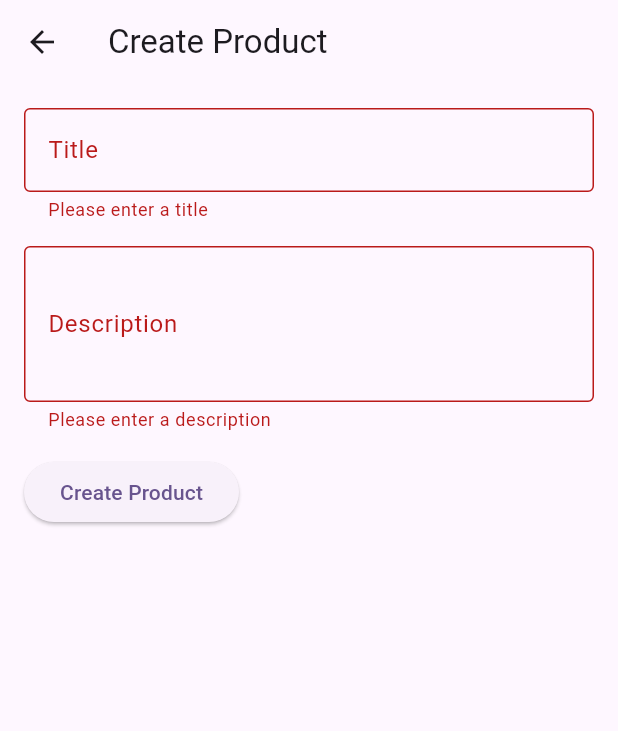
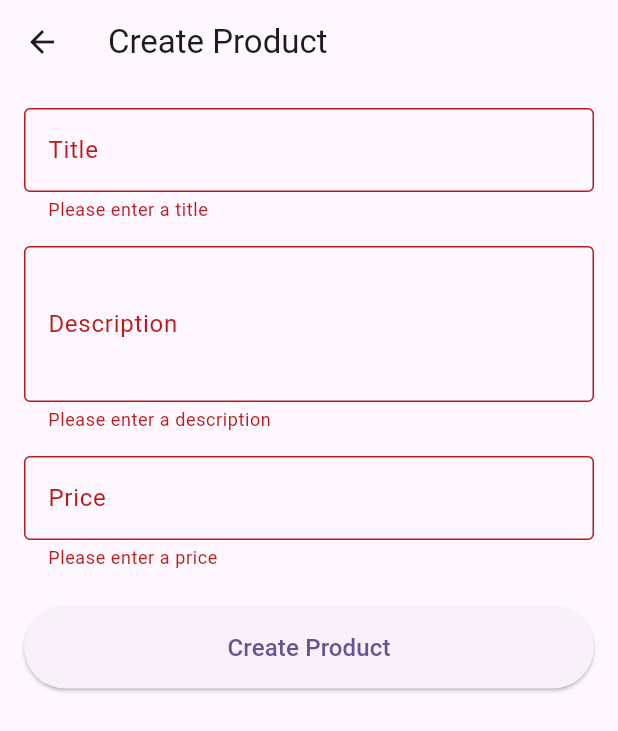
Before and after one commit to yuriivydai34/flutter_app_acc_store1, a Flutter app: the CreateProductScreen screen opened directly, after a tap on "Create Product", on a phone screen of 412 x 824 dp. Shown: the top 731 px of the screen. Run offline on Flutter 3.47's test engine with Material 3 defaults, Android fonts, the light colour scheme and no system bars; our stand-ins replace flutter_dotenv, image_picker, shared_preferences; accounts and stored records are empty; network calls fail.

Commit message:
price fix

```diff
--- a/lib/models/order.dart
+++ b/lib/models/order.dart
@@ -5,12 +5,14 @@ class Order {
   final int productId;
   final String? cashReceiptId;
   final Product? product;
+  final double price;
 
   Order({
     required this.id,
     required this.productId,
     this.cashReceiptId,
     this.product,
+    required this.price,
   });
 
   factory Order.fromJson(Map<String, dynamic> json) {
@@ -19,6 +21,7 @@ class Order {
       productId: json['product']?['id'] as int? ?? 0,
       cashReceiptId: json['cash_receipt_id'] as String?,
       product: json['product'] != null ? Product.fromJson(json['product']) : null,
+      price: (json['price'] as num?)?.toDouble() ?? 0.0,
     );
   }
 
@@ -27,6 +30,7 @@ class Order {
       'id': id,
       'product_id': productId,
       'cash_receipt_id': cashReceiptId,
+      'price': price,
     };
   }
 }
--- a/lib/screens/cart_screen.dart
+++ b/lib/screens/cart_screen.dart
@@ -116,7 +116,7 @@ class _CartScreenState extends State<CartScreen> {
                                             child: const Icon(Icons.image_not_supported),
                                           ),
                                     title: Text(product?.title ?? 'Loading...'),
-                                    subtitle: Text('\$${product?.price.toStringAsFixed(2) ?? '0.00'}'),
+                                    subtitle: Text('\$${order.price.toStringAsFixed(2)}'),
                                     trailing: IconButton(
                                       icon: const Icon(Icons.delete),
                                       onPressed: () async {
--- a/lib/screens/create_product_screen.dart
+++ b/lib/screens/create_product_screen.dart
@@ -18,6 +18,7 @@ class _CreateProductScreenState extends State<CreateProductScreen> {
   final _formKey = GlobalKey<FormState>();
   final _titleController = TextEditingController();
   final _descriptionController = TextEditingController();
+  final _priceController = TextEditingController();
   bool _isLoading = false;
   String? _errorMessage;
 
@@ -35,9 +36,11 @@ class _CreateProductScreenState extends State<CreateProductScreen> {
       });
 
       try {
+        final price = double.tryParse(_priceController.text) ?? 0.0;
         await _productService.createProduct(
           _titleController.text,
           _descriptionController.text,
+          price,
         );
         if (mounted) {
           Navigator.of(context).pop(true); // Return true to indicate success
@@ -45,8 +48,13 @@ class _CreateProductScreenState extends State<CreateProductScreen> {
       } catch (e) {
         setState(() {
           _errorMessage = e.toString();
+        });
+      } finally {
+        if (mounted) {
+          setState(() {
             _isLoading = false;
           });
+        }
       }
     }
   }
@@ -57,7 +65,31 @@ class _CreateProductScreenState extends State<CreateProductScreen> {
       appBar: AppBar(
         title: const Text('Create Product'),
       ),
-      body: Padding(
+      body: _isLoading
+          ? const Center(child: CircularProgressIndicator())
+          : _errorMessage != null
+              ? Center(
+                  child: Column(
+                    mainAxisAlignment: MainAxisAlignment.center,
+                    children: [
+                      Text(
+                        _errorMessage!,
+                        style: const TextStyle(color: Colors.red),
+                        textAlign: TextAlign.center,
+                      ),
+                      const SizedBox(height: 16),
+                      ElevatedButton(
+                        onPressed: () {
+                          setState(() {
+                            _errorMessage = null;
+                          });
+                        },
+                        child: const Text('Retry'),
+                      ),
+                    ],
+                  ),
+                )
+              : SingleChildScrollView(
                   padding: const EdgeInsets.all(16.0),
                   child: Form(
                     key: _formKey,
@@ -93,19 +125,46 @@ class _CreateProductScreenState extends State<CreateProductScreen> {
                           },
                         ),
                         const SizedBox(height: 16),
-              if (_errorMessage != null)
-                Padding(
-                  padding: const EdgeInsets.only(bottom: 16),
-                  child: Text(
-                    _errorMessage!,
-                    style: const TextStyle(color: Colors.red),
+                        TextFormField(
+                          controller: _priceController,
+                          decoration: const InputDecoration(
+                            labelText: 'Price',
+                            border: OutlineInputBorder(),
+                            prefixText: '\$',
+                          ),
+                          keyboardType: const TextInputType.numberWithOptions(decimal: true),
+                          validator: (value) {
+                            if (value == null || value.isEmpty) {
+                              return 'Please enter a price';
+                            }
+                            if (double.tryParse(value) == null) {
+                              return 'Please enter a valid price';
+                            }
+                            return null;
+                          },
+                        ),
+                        const SizedBox(height: 24),
+                        SizedBox(
+                          width: double.infinity,
+                          child: ElevatedButton(
+                            onPressed: _isLoading ? null : _createProduct,
+                            style: ElevatedButton.styleFrom(
+                              padding: const EdgeInsets.symmetric(vertical: 16),
+                            ),
+                            child: _isLoading
+                                ? const SizedBox(
+                                    height: 20,
+                                    width: 20,
+                                    child: CircularProgressIndicator(
+                                      strokeWidth: 2,
+                                      valueColor: AlwaysStoppedAnimation<Color>(Colors.white),
+                                    ),
+                                  )
+                                : const Text(
+                                    'Create Product',
+                                    style: TextStyle(fontSize: 16),
                                   ),
                           ),
-              ElevatedButton(
-                onPressed: _isLoading ? null : _createProduct,
-                child: _isLoading
-                    ? const CircularProgressIndicator()
-                    : const Text('Create Product'),
                         ),
                       ],
                     ),
@@ -118,6 +177,7 @@ class _CreateProductScreenState extends State<CreateProductScreen> {
   void dispose() {
     _titleController.dispose();
     _descriptionController.dispose();
+    _priceController.dispose();
     super.dispose();
   }
 }
--- a/lib/screens/product_detail_screen.dart
+++ b/lib/screens/product_detail_screen.dart
@@ -33,6 +33,7 @@ class _ProductDetailScreenState extends State<ProductDetailScreen> {
   final _formKey = GlobalKey<FormState>();
   final _titleController = TextEditingController();
   final _descriptionController = TextEditingController();
+  final _priceController = TextEditingController();
   final _imagePicker = ImagePicker();
   bool _isLoading = true;
   bool _isEditing = false;
@@ -56,6 +57,7 @@ class _ProductDetailScreenState extends State<ProductDetailScreen> {
         _product = product;
         _titleController.text = product.title;
         _descriptionController.text = product.description;
+        _priceController.text = product.price.toString();
         _imageUrls = product.imageUrls;
         _isLoading = false;
       });
@@ -120,10 +122,12 @@ class _ProductDetailScreenState extends State<ProductDetailScreen> {
       });
 
       try {
+        final price = double.tryParse(_priceController.text) ?? 0.0;
         final updatedProduct = await _productService.updateProduct(
           widget.productId,
           _titleController.text,
           _descriptionController.text,
+          price,
         );
         setState(() {
           _product = updatedProduct;
@@ -345,6 +349,26 @@ class _ProductDetailScreenState extends State<ProductDetailScreen> {
                               },
                             ),
                             const SizedBox(height: 16),
+                            TextFormField(
+                              controller: _priceController,
+                              decoration: const InputDecoration(
+                                labelText: 'Price',
+                                border: OutlineInputBorder(),
+                                prefixText: '\$',
+                              ),
+                              keyboardType: const TextInputType.numberWithOptions(decimal: true),
+                              enabled: _isEditing,
+                              validator: (value) {
+                                if (value == null || value.isEmpty) {
+                                  return 'Please enter a price';
+                                }
+                                if (double.tryParse(value) == null) {
+                                  return 'Please enter a valid price';
+                                }
+                                return null;
+                              },
+                            ),
+                            const SizedBox(height: 16),
                             if (_isEditing) ...[
                               ElevatedButton(
                                 onPressed: _isLoading ? null : _updateProduct,
@@ -358,6 +382,7 @@ class _ProductDetailScreenState extends State<ProductDetailScreen> {
                                     _isEditing = false;
                                     _titleController.text = _product!.title;
                                     _descriptionController.text = _product!.description;
+                                    _priceController.text = _product!.price.toString();
                                   });
                                 },
                                 child: const Text('Cancel'),
@@ -429,6 +454,7 @@ class _ProductDetailScreenState extends State<ProductDetailScreen> {
   void dispose() {
     _titleController.dispose();
     _descriptionController.dispose();
+    _priceController.dispose();
     super.dispose();
   }
 }
--- a/lib/screens/product_details_screen.dart
+++ b/lib/screens/product_details_screen.dart
@@ -35,7 +35,8 @@ class _ProductDetailsScreenState extends State<ProductDetailsScreen> {
 
     try {
       final order = await _orderService.createOrder(
-        widget.product.id
+        widget.product.id,
+        widget.product.price,
       );
 
       if (mounted) {
--- a/lib/screens/products_screen.dart
+++ b/lib/screens/products_screen.dart
@@ -151,6 +151,7 @@ class _ProductsScreenState extends State<ProductsScreen> {
                       DataColumn(label: Text('ID')),
                       DataColumn(label: Text('Title')),
                       DataColumn(label: Text('Description')),
+                      DataColumn(label: Text('Price')),
                       DataColumn(label: Text('Created At')),
                       DataColumn(label: Text('Updated At')),
                     ],
@@ -160,6 +161,7 @@ class _ProductsScreenState extends State<ProductsScreen> {
                           DataCell(Text(product.id.toString())),
                           DataCell(Text(product.title)),
                           DataCell(Text(product.description)),
+                          DataCell(Text('\$${product.price.toStringAsFixed(2)}')),
                           DataCell(Text(product.createdAt.toString())),
                           DataCell(Text(product.updatedAt.toString())),
                         ],
--- a/lib/services/order_service.dart
+++ b/lib/services/order_service.dart
@@ -7,14 +7,15 @@ import 'auth_service.dart';
 class OrderService {
   final AuthService _authService = AuthService();
 
-  Future<Order> createOrder(int productId) async {
+  Future<Order> createOrder(int productId, double price) async {
     final token = await _authService.getToken();
     if (token == null) {
       throw Exception('Not authenticated');
     }
 
     final requestBody = {
-      'productId': productId
+      'productId': productId,
+      'price': price,
     };
     print('Sending request body: ${jsonEncode(requestBody)}');
 
--- a/lib/services/product_service.dart
+++ b/lib/services/product_service.dart
@@ -64,7 +64,7 @@ class ProductService {
     }
   }
 
-  Future<Product> createProduct(String title, String description) async {
+  Future<Product> createProduct(String title, String description, double price) async {
     try {
       final authHeader = await _getAuthHeader();
       final response = await http.post(
@@ -76,6 +76,7 @@ class ProductService {
         body: jsonEncode({
           'title': title,
           'description': description,
+          'price': price,
         }),
       );
 
@@ -91,7 +92,7 @@ class ProductService {
     }
   }
 
-  Future<Product> updateProduct(int id, String title, String description) async {
+  Future<Product> updateProduct(int id, String title, String description, double price) async {
     try {
       final authHeader = await _getAuthHeader();
       final response = await http.patch(
@@ -103,6 +104,7 @@ class ProductService {
         body: jsonEncode({
           'title': title,
           'description': description,
+          'price': price,
         }),
       );
 
```
Lines whose indentation alone changed are shown as unchanged.
